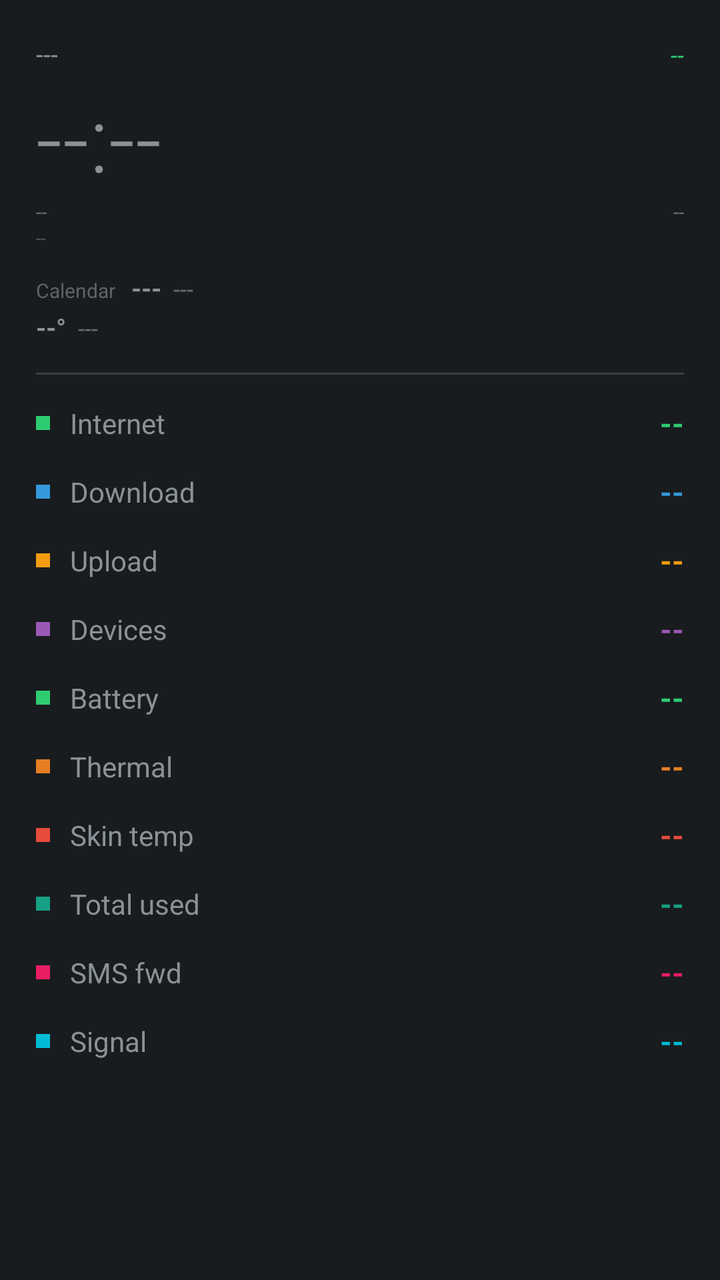
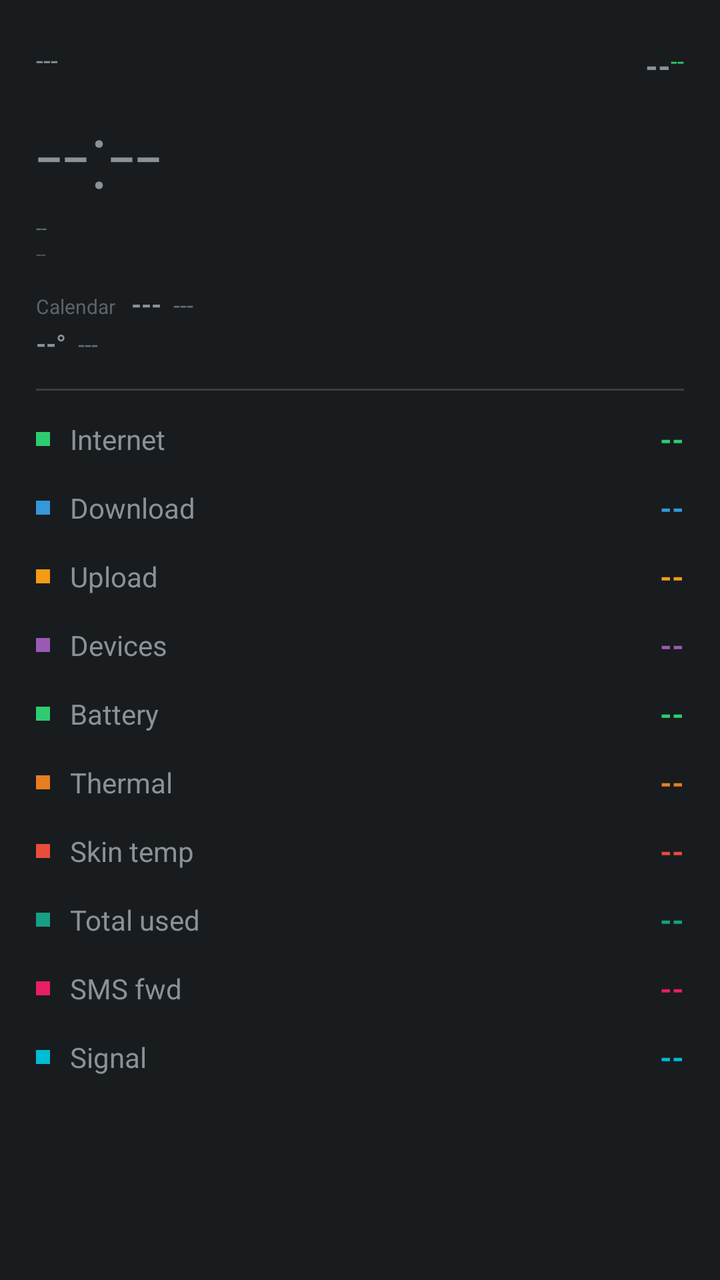

Before-and-after screenshots of an Android layout around one commit, followed by the original layout XML and the change that was made.
<!-- AndroidManifest.xml: application theme android:Theme.DeviceDefault.NoActionBar -->
<!-- res/layout/aod_layout_oneui_minimal.xml -->
<?xml version="1.0" encoding="utf-8"?>
<LinearLayout xmlns:android="http://schemas.android.com/apk/res/android"
    android:id="@+id/bg_root"
    android:layout_width="match_parent"
    android:layout_height="match_parent"
    android:orientation="vertical"
    android:padding="18dp">

    <LinearLayout
        android:layout_width="match_parent"
        android:layout_height="wrap_content"
        android:orientation="horizontal">

        <TextView
            android:id="@+id/date"
            android:layout_width="0dp"
            android:layout_height="wrap_content"
            android:layout_weight="1"
            android:textSize="13sp"
            android:text="---" />

        <TextView
            android:id="@+id/health_badge"
            android:layout_width="wrap_content"
            android:layout_height="wrap_content"
            android:textAllCaps="true"
            android:textSize="12sp"
            android:textColor="#2ecc71"
            android:text="--" />
    </LinearLayout>

    <TextView
        android:id="@+id/clock"
        android:layout_width="wrap_content"
        android:layout_height="wrap_content"
        android:textSize="46sp"
        android:fontFamily="sans-serif-light"
        android:layout_marginTop="2dp"
        android:text="--:--" />

    <LinearLayout
        android:layout_width="match_parent"
        android:layout_height="wrap_content"
        android:orientation="horizontal">
        <TextView
            android:id="@+id/net_type_badge"
            android:layout_width="0dp" android:layout_height="wrap_content" android:layout_weight="1"
            android:textSize="10sp" android:alpha="0.7" android:text="--" />
        <TextView
            android:id="@+id/akd_badge"
            android:layout_width="wrap_content" android:layout_height="wrap_content"
            android:textSize="10sp" android:alpha="0.7" android:text="--" />
    </LinearLayout>
    <TextView
        android:id="@+id/perf_badge"
        android:layout_width="wrap_content" android:layout_height="wrap_content"
        android:textSize="9sp" android:alpha="0.5" android:text="--" />
    <TextView
        android:id="@+id/muhurat_badge"
        android:layout_width="wrap_content" android:layout_height="wrap_content"
        android:textSize="11sp" android:textStyle="bold" android:visibility="gone" android:text="--" />

    <LinearLayout
        android:id="@+id/panchang_card"
        android:layout_width="match_parent" android:layout_height="wrap_content"
        android:orientation="horizontal" android:layout_marginTop="10dp">
        <TextView
            android:id="@+id/panchang_header"
            android:layout_width="wrap_content" android:layout_height="wrap_content"
            android:textSize="10sp" android:alpha="0.6" android:text="Calendar" />
        <TextView
            android:id="@+id/panchang_tithi"
            android:layout_width="wrap_content" android:layout_height="wrap_content"
            android:layout_marginStart="8dp" android:textStyle="bold" android:textSize="13sp" android:text="---" />
        <TextView
            android:id="@+id/panchang_nakshatra"
            android:layout_width="wrap_content" android:layout_height="wrap_content"
            android:layout_marginStart="6dp" android:textSize="12sp" android:alpha="0.7" android:text="---" />
    </LinearLayout>
    <LinearLayout
        android:id="@+id/weather_card"
        android:layout_width="match_parent" android:layout_height="wrap_content"
        android:orientation="horizontal" android:layout_marginTop="2dp">
        <TextView
            android:id="@+id/weather_temp"
            android:layout_width="wrap_content" android:layout_height="wrap_content"
            android:textStyle="bold" android:textSize="13sp" android:text="--°" />
        <TextView
            android:id="@+id/weather_condition"
            android:layout_width="wrap_content" android:layout_height="wrap_content"
            android:layout_marginStart="6dp" android:textSize="12sp" android:alpha="0.7" android:text="---" />
    </LinearLayout>

    <View android:layout_width="match_parent" android:layout_height="1dp"
        android:layout_marginVertical="14dp" android:alpha="0.15" android:background="#ffffff" />

    <LinearLayout android:layout_width="match_parent" android:layout_height="wrap_content" android:orientation="horizontal" android:id="@+id/row8" android:layout_marginBottom="14dp">
        <View android:layout_width="7dp" android:layout_height="7dp" android:layout_gravity="center_vertical" android:layout_marginEnd="10dp" android:background="#2ecc71" />
        <TextView android:id="@+id/stat_label" android:layout_width="0dp" android:layout_weight="1" android:layout_height="wrap_content" android:layout_gravity="center_vertical" android:textSize="14sp" android:text="Internet" />
        <TextView android:id="@+id/stat_value" android:layout_width="wrap_content" android:layout_height="wrap_content" android:textStyle="bold" android:textSize="15sp" android:textColor="#2ecc71" android:text="--" />
    </LinearLayout>
    <LinearLayout android:layout_width="match_parent" android:layout_height="wrap_content" android:orientation="horizontal" android:id="@+id/row0" android:layout_marginBottom="14dp">
        <View android:layout_width="7dp" android:layout_height="7dp" android:layout_gravity="center_vertical" android:layout_marginEnd="10dp" android:background="#3498db" />
        <TextView android:id="@+id/stat_label" android:layout_width="0dp" android:layout_weight="1" android:layout_height="wrap_content" android:layout_gravity="center_vertical" android:textSize="14sp" android:text="Download" />
        <TextView android:id="@+id/stat_value" android:layout_width="wrap_content" android:layout_height="wrap_content" android:textStyle="bold" android:textSize="15sp" android:textColor="#3498db" android:text="--" />
    </LinearLayout>
    <LinearLayout android:layout_width="match_parent" android:layout_height="wrap_content" android:orientation="horizontal" android:id="@+id/row1" android:layout_marginBottom="14dp">
        <View android:layout_width="7dp" android:layout_height="7dp" android:layout_gravity="center_vertical" android:layout_marginEnd="10dp" android:background="#f39c12" />
        <TextView android:id="@+id/stat_label" android:layout_width="0dp" android:layout_weight="1" android:layout_height="wrap_content" android:layout_gravity="center_vertical" android:textSize="14sp" android:text="Upload" />
        <TextView android:id="@+id/stat_value" android:layout_width="wrap_content" android:layout_height="wrap_content" android:textStyle="bold" android:textSize="15sp" android:textColor="#f39c12" android:text="--" />
    </LinearLayout>
    <LinearLayout android:layout_width="match_parent" android:layout_height="wrap_content" android:orientation="horizontal" android:id="@+id/row2" android:layout_marginBottom="14dp">
        <View android:layout_width="7dp" android:layout_height="7dp" android:layout_gravity="center_vertical" android:layout_marginEnd="10dp" android:background="#9b59b6" />
        <TextView android:id="@+id/stat_label" android:layout_width="0dp" android:layout_weight="1" android:layout_height="wrap_content" android:layout_gravity="center_vertical" android:textSize="14sp" android:text="Devices" />
        <TextView android:id="@+id/stat_value" android:layout_width="wrap_content" android:layout_height="wrap_content" android:textStyle="bold" android:textSize="15sp" android:textColor="#9b59b6" android:text="--" />
    </LinearLayout>
    <LinearLayout android:layout_width="match_parent" android:layout_height="wrap_content" android:orientation="horizontal" android:id="@+id/row4" android:layout_marginBottom="14dp">
        <View android:layout_width="7dp" android:layout_height="7dp" android:layout_gravity="center_vertical" android:layout_marginEnd="10dp" android:background="#2ecc71" />
        <TextView android:id="@+id/stat_label" android:layout_width="0dp" android:layout_weight="1" android:layout_height="wrap_content" android:layout_gravity="center_vertical" android:textSize="14sp" android:text="Battery" />
        <TextView android:id="@+id/stat_value" android:layout_width="wrap_content" android:layout_height="wrap_content" android:textStyle="bold" android:textSize="15sp" android:textColor="#2ecc71" android:text="--" />
    </LinearLayout>
    <LinearLayout android:layout_width="match_parent" android:layout_height="wrap_content" android:orientation="horizontal" android:id="@+id/row5" android:layout_marginBottom="14dp">
        <View android:layout_width="7dp" android:layout_height="7dp" android:layout_gravity="center_vertical" android:layout_marginEnd="10dp" android:background="#e67e22" />
        <TextView android:id="@+id/stat_label" android:layout_width="0dp" android:layout_weight="1" android:layout_height="wrap_content" android:layout_gravity="center_vertical" android:textSize="14sp" android:text="Thermal" />
        <TextView android:id="@+id/stat_value" android:layout_width="wrap_content" android:layout_height="wrap_content" android:textStyle="bold" android:textSize="15sp" android:textColor="#e67e22" android:text="--" />
    </LinearLayout>
    <LinearLayout android:layout_width="match_parent" android:layout_height="wrap_content" android:orientation="horizontal" android:id="@+id/row6" android:layout_marginBottom="14dp">
        <View android:layout_width="7dp" android:layout_height="7dp" android:layout_gravity="center_vertical" android:layout_marginEnd="10dp" android:background="#e74c3c" />
        <TextView android:id="@+id/stat_label" android:layout_width="0dp" android:layout_weight="1" android:layout_height="wrap_content" android:layout_gravity="center_vertical" android:textSize="14sp" android:text="Skin temp" />
        <TextView android:id="@+id/stat_value" android:layout_width="wrap_content" android:layout_height="wrap_content" android:textStyle="bold" android:textSize="15sp" android:textColor="#e74c3c" android:text="--" />
    </LinearLayout>
    <LinearLayout android:layout_width="match_parent" android:layout_height="wrap_content" android:orientation="horizontal" android:id="@+id/row3" android:layout_marginBottom="14dp">
        <View android:layout_width="7dp" android:layout_height="7dp" android:layout_gravity="center_vertical" android:layout_marginEnd="10dp" android:background="#16a085" />
        <TextView android:id="@+id/stat_label" android:layout_width="0dp" android:layout_weight="1" android:layout_height="wrap_content" android:layout_gravity="center_vertical" android:textSize="14sp" android:text="Total used" />
        <TextView android:id="@+id/stat_value" android:layout_width="wrap_content" android:layout_height="wrap_content" android:textStyle="bold" android:textSize="15sp" android:textColor="#16a085" android:text="--" />
    </LinearLayout>
    <LinearLayout android:layout_width="match_parent" android:layout_height="wrap_content" android:orientation="horizontal" android:id="@+id/row7" android:layout_marginBottom="14dp">
        <View android:layout_width="7dp" android:layout_height="7dp" android:layout_gravity="center_vertical" android:layout_marginEnd="10dp" android:background="#e91e63" />
        <TextView android:id="@+id/stat_label" android:layout_width="0dp" android:layout_weight="1" android:layout_height="wrap_content" android:layout_gravity="center_vertical" android:textSize="14sp" android:text="SMS fwd" />
        <TextView android:id="@+id/stat_value" android:layout_width="wrap_content" android:layout_height="wrap_content" android:textStyle="bold" android:textSize="15sp" android:textColor="#e91e63" android:text="--" />
    </LinearLayout>
    <LinearLayout android:layout_width="match_parent" android:layout_height="wrap_content" android:orientation="horizontal" android:id="@+id/row9">
        <View android:layout_width="7dp" android:layout_height="7dp" android:layout_gravity="center_vertical" android:layout_marginEnd="10dp" android:background="#00bcd4" />
        <TextView android:id="@+id/stat_label" android:layout_width="0dp" android:layout_weight="1" android:layout_height="wrap_content" android:layout_gravity="center_vertical" android:textSize="14sp" android:text="Signal" />
        <TextView android:id="@+id/stat_value" android:layout_width="wrap_content" android:layout_height="wrap_content" android:textStyle="bold" android:textSize="15sp" android:textColor="#00bcd4" android:text="--" />
    </LinearLayout>

</LinearLayout>
<!-- resources referenced by this layout -->
<resources>

</resources>

<!-- the commit's change to res/layout/aod_layout_oneui_minimal.xml (unified diff, before → after) -->
@@ -18,6 +18,7 @@
             android:layout_weight="1"
             android:textSize="13sp"
             android:text="---" />
+<TextView android:id="@+id/akd_badge" android:layout_width="wrap_content" android:layout_height="wrap_content" android:layout_marginTop="4dp" android:textSize="16sp" android:textStyle="bold" android:text="--" />
 
         <TextView
             android:id="@+id/health_badge"
@@ -46,11 +47,7 @@
             android:id="@+id/net_type_badge"
             android:layout_width="0dp" android:layout_height="wrap_content" android:layout_weight="1"
             android:textSize="10sp" android:alpha="0.7" android:text="--" />
-        <TextView
-            android:id="@+id/akd_badge"
-            android:layout_width="wrap_content" android:layout_height="wrap_content"
-            android:textSize="10sp" android:alpha="0.7" android:text="--" />
-    </LinearLayout>
+        </LinearLayout>
     <TextView
         android:id="@+id/perf_badge"
         android:layout_width="wrap_content" android:layout_height="wrap_content"
